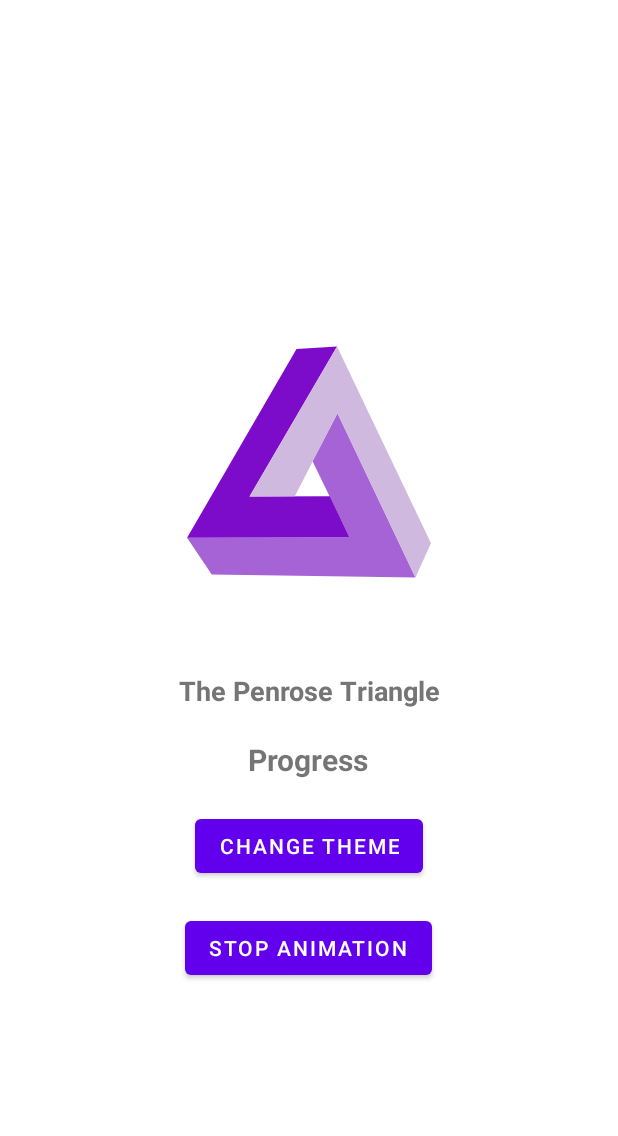
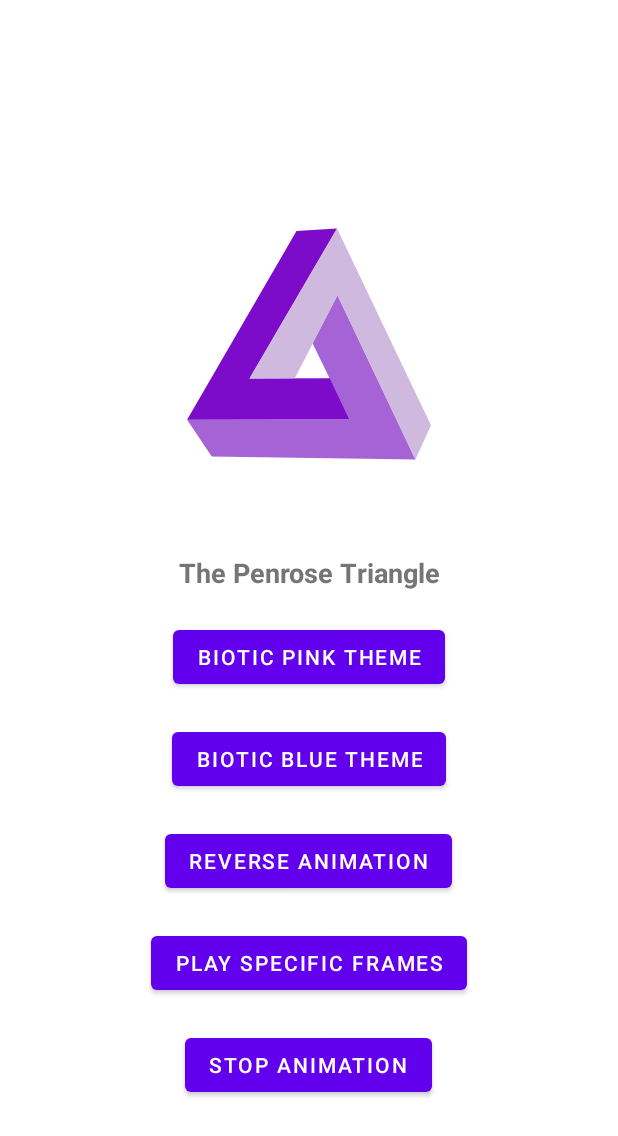
Before and after one commit to brockp/lottie.android.theming, an Android app: the screen it shows after launch (MainActivity), on a phone screen of 412 x 824 dp. Shown: the top 1136 px of the screen. Run offline under Robolectric (Android 15) with nearby library versions, the phone set to English and light mode, and no system bars.

Commit message:
Adding multiple themse, reverse animation and playing specific frames functions.

```diff
--- a/app/src/main/java/com/example/lottietesting/MainActivity.kt
+++ b/app/src/main/java/com/example/lottietesting/MainActivity.kt
@@ -23,38 +23,20 @@ class MainActivity : AppCompatActivity() {
 
         val animationView:LottieAnimationView = findViewById(R.id.animationView)
         val changeThemeButton:Button = findViewById(R.id.changeThemeButton)
+        val bioticBlueThemeButton:Button = findViewById(R.id.bioticBlueThemeButton)
         val stopAnimationButton:Button = findViewById(R.id.stopAnimationButton)
-        val progressTv:TextView = findViewById(R.id.progressTv)
+        val reverseAnimationButton:Button = findViewById(R.id.reverseAnimationButton)
+        val playSpecificFramesButton:Button = findViewById(R.id.playSpecificFramesButton)
 
 
 
-        // Set up onLoad options, add any dynamic Lottie updates here and they should show up upon the animation successfully loaded
+
+        // Set up onLoad options
         with(animationView) {
-
-
-
             // Log animation keypaths for reference
             animationView.resolveKeyPath(KeyPath("**")).forEach {
                 Log.i("KeyPath", it.toString())
             }
-
-//            animationView.addValueCallback(
-//                KeyPath("**", "right-triangle", "right-triangle", "Fill 1"),
-//                LottieProperty.COLOR,
-//                { Color.rgb(200,11,202)},
-//            )
-//
-//            animationView.addValueCallback(
-//                KeyPath("**", "left-triangle", "left-triangle", "Fill 1"),
-//                LottieProperty.COLOR,
-//                { Color.rgb(212,99,213)},
-//            )
-//
-//            animationView.addValueCallback(
-//                KeyPath("**", "bottom-triangle", "bottom-triangle", "Fill 1"),
-//                LottieProperty.COLOR,
-//                { Color.rgb(223,185,223)},
-//            )
         }
 
         changeThemeButton.setOnClickListener {
@@ -85,17 +67,41 @@ class MainActivity : AppCompatActivity() {
             animationView.playAnimation()
         }
 
+        bioticBlueThemeButton.setOnClickListener {
+
+            // Log animation keypaths for reference
+            animationView.resolveKeyPath(KeyPath("**")).forEach {
+                Log.i("KeyPath", it.toString())
+            }
+
+            animationView.addValueCallback(
+                KeyPath("**", "right-triangle", "right-triangle", "Fill 1"),
+                LottieProperty.COLOR,
+                { Color.rgb(48,11,202)},
+            )
+
+            animationView.addValueCallback(
+                KeyPath("**", "left-triangle", "left-triangle", "Fill 1"),
+                LottieProperty.COLOR,
+                { Color.rgb(121,99,213)},
+            )
+
+            animationView.addValueCallback(
+                KeyPath("**", "bottom-triangle", "bottom-triangle", "Fill 1"),
+                LottieProperty.COLOR,
+                { Color.rgb(193,185,223)},
+            )
+
+            animationView.playAnimation()
+        }
+
         stopAnimationButton.setOnClickListener {
             animationView.pauseAnimation()
             animationView.setMinFrame(0)
         }
 
-
-
-
-
         // Reverse animation on click
-        animationView.setOnClickListener {
+        reverseAnimationButton.setOnClickListener {
                 if(isCheckedDone) {
                     animationView.speed = -1f
                     animationView.playAnimation()
@@ -108,7 +114,7 @@ class MainActivity : AppCompatActivity() {
         }
 
         // Play specific frames on click
-        animationView.setOnClickListener {
+        playSpecificFramesButton.setOnClickListener {
             playFrames = if (playFrames) {
                 animationView.setMinAndMaxProgress(0.5f, 1.0f)
                 animationView.playAnimation()
--- a/app/src/main/res/layout/activity_main.xml
+++ b/app/src/main/res/layout/activity_main.xml
@@ -27,21 +27,35 @@
         android:textSize="18sp"
         android:textStyle="bold" />
 
-    <TextView
-        android:textSize="20sp"
-        android:textStyle="bold"
-        android:layout_marginTop="20dp"
-        android:layout_gravity="center"
-        android:id="@+id/progressTv"
-        android:layout_width="wrap_content"
-        android:layout_height="wrap_content"
-        android:text="Progress"/>
-
     <Button
         android:layout_marginTop="20dp"
         android:layout_gravity="center"
         android:text="@string/change_theme"
         android:id="@+id/changeThemeButton"
+        android:layout_width="wrap_content"
+        android:layout_height="wrap_content"/>
+
+    <Button
+        android:layout_marginTop="20dp"
+        android:layout_gravity="center"
+        android:text="@string/biotic_blue"
+        android:id="@+id/bioticBlueThemeButton"
+        android:layout_width="wrap_content"
+        android:layout_height="wrap_content"/>
+
+    <Button
+        android:layout_marginTop="20dp"
+        android:layout_gravity="center"
+        android:text="@string/reverse"
+        android:id="@+id/reverseAnimationButton"
+        android:layout_width="wrap_content"
+        android:layout_height="wrap_content"/>
+
+    <Button
+        android:layout_marginTop="20dp"
+        android:layout_gravity="center"
+        android:text="@string/frames"
+        android:id="@+id/playSpecificFramesButton"
         android:layout_width="wrap_content"
         android:layout_height="wrap_content"/>
 
--- a/app/src/main/res/values/strings.xml
+++ b/app/src/main/res/values/strings.xml
@@ -2,7 +2,10 @@
     <string name="app_name">lottieTesting</string>
     <string name="the_penrose_triangle">The Penrose Triangle</string>
     <string name="about">Lorem Ipsum has been the industry\'s standard dummy text ever since the 1500s.</string>
-    <string name="change_theme">Change Theme</string>
+    <string name="change_theme">Biotic Pink Theme</string>
+    <string name="biotic_blue">Biotic Blue Theme</string>
+    <string name="reverse">Reverse Animation</string>
+    <string name="frames">Play Specific Frames</string>
     <string name="stop_animation">Stop animation</string>
     <string name="progress">Progress</string>
 </resources>
```
